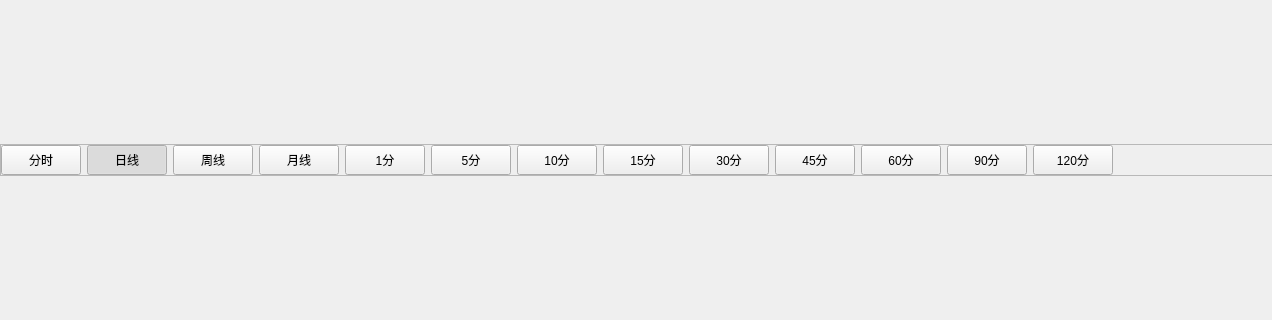
The window that src/gui/qt_widgets/MComponents/indicators/IndicatorsViewWidget.ui (Daydreamer-AI/KLineReview) describes before a commit, drawn with Qt 5; both pictures show x 0 to 1272 and y 88 to 408 of the 1366 by 768 pixel window.
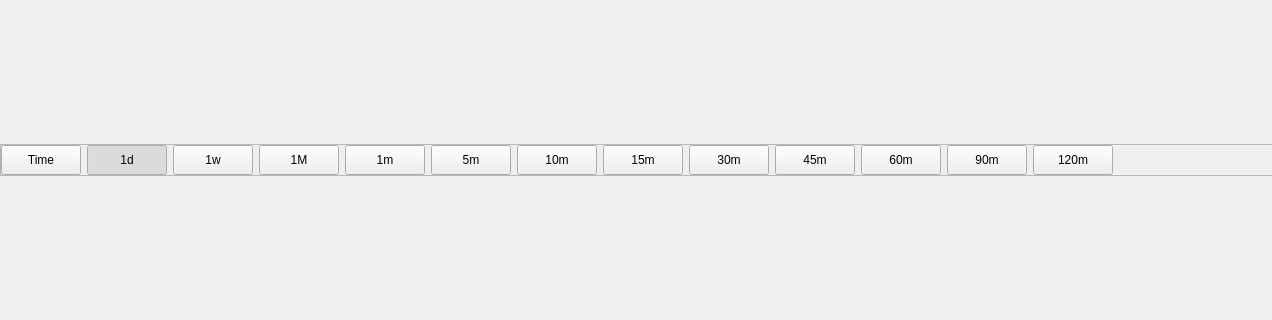
The same window after the commit. Custom widgets are drawn as their Qt base class.

Commit message: IndcatorsViewWidget按钮字符串调整

The edit to the form file:
```diff
--- a/src/gui/qt_widgets/MComponents/indicators/IndicatorsViewWidget.ui
+++ b/src/gui/qt_widgets/MComponents/indicators/IndicatorsViewWidget.ui
@@ -78,7 +78,7 @@
              </size>
             </property>
             <property name="text">
-             <string>分时</string>
+             <string>Time</string>
             </property>
             <property name="checkable">
              <bool>true</bool>
@@ -103,7 +103,7 @@
              </size>
             </property>
             <property name="text">
-             <string>日线</string>
+             <string>1d</string>
             </property>
             <property name="checkable">
              <bool>true</bool>
@@ -131,7 +131,7 @@
              </size>
             </property>
             <property name="text">
-             <string>周线</string>
+             <string>1w</string>
             </property>
             <property name="checkable">
              <bool>true</bool>
@@ -156,7 +156,7 @@
              </size>
             </property>
             <property name="text">
-             <string>月线</string>
+             <string>1M</string>
             </property>
             <property name="checkable">
              <bool>true</bool>
@@ -181,7 +181,7 @@
              </size>
             </property>
             <property name="text">
-             <string>1分</string>
+             <string>1m</string>
             </property>
             <property name="checkable">
              <bool>true</bool>
@@ -206,7 +206,7 @@
              </size>
             </property>
             <property name="text">
-             <string>5分</string>
+             <string>5m</string>
             </property>
             <property name="checkable">
              <bool>true</bool>
@@ -231,7 +231,7 @@
              </size>
             </property>
             <property name="text">
-             <string>10分</string>
+             <string>10m</string>
             </property>
             <property name="checkable">
              <bool>true</bool>
@@ -256,7 +256,7 @@
              </size>
             </property>
             <property name="text">
-             <string>15分</string>
+             <string>15m</string>
             </property>
             <property name="checkable">
              <bool>true</bool>
@@ -281,7 +281,7 @@
              </size>
             </property>
             <property name="text">
-             <string>30分</string>
+             <string>30m</string>
             </property>
             <property name="checkable">
              <bool>true</bool>
@@ -306,7 +306,7 @@
              </size>
             </property>
             <property name="text">
-             <string>45分</string>
+             <string>45m</string>
             </property>
             <property name="checkable">
              <bool>true</bool>
@@ -331,7 +331,7 @@
              </size>
             </property>
             <property name="text">
-             <string>60分</string>
+             <string>60m</string>
             </property>
             <property name="checkable">
              <bool>true</bool>
@@ -356,7 +356,7 @@
              </size>
             </property>
             <property name="text">
-             <string>90分</string>
+             <string>90m</string>
             </property>
             <property name="checkable">
              <bool>true</bool>
@@ -381,7 +381,7 @@
              </size>
             </property>
             <property name="text">
-             <string>120分</string>
+             <string>120m</string>
             </property>
             <property name="checkable">
              <bool>true</bool>
```
